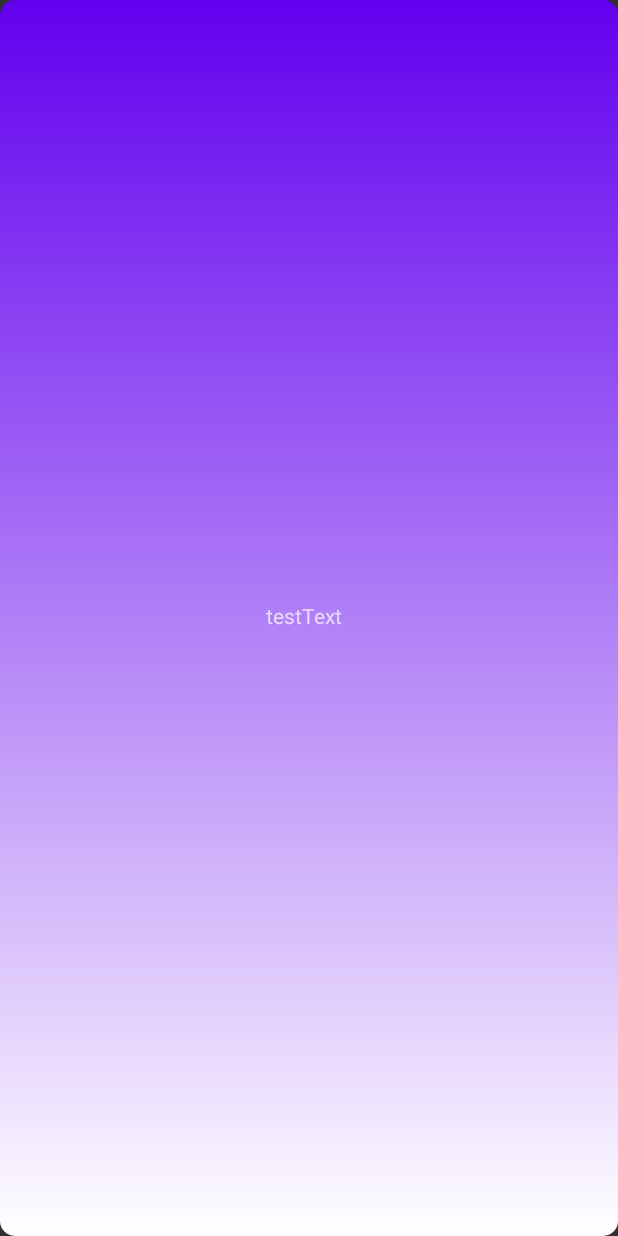
After one commit to mnokno/WordleMaster, an Android app: the layout activity_word_search_progress_pop_up.xml on its own in the app's theme, with its tools: preview values and no code run, on a phone screen of 412 x 824 dp. The commit adds this screen. Run offline under Robolectric (Android 15) with nearby library versions, the phone set to English and light mode, and no system bars.

Commit message:
Staring creating progress popup

```diff
--- a/app/src/main/AndroidManifest.xml
+++ b/app/src/main/AndroidManifest.xml
@@ -10,6 +10,10 @@
         android:supportsRtl="true"
         android:theme="@style/Theme.AppCompat.NoActionBar">
         <activity
+            android:name="main.WordSearchProgressPopUpActivity"
+            android:theme="@style/Theme.PopUp"
+            android:exported="false" />
+        <activity
             android:name="main.MainActivity"
             android:exported="true">
             <intent-filter>
--- /dev/null
+++ b/app/src/main/res/drawable/pop_up_background.xml
@@ -0,0 +1,14 @@
+<?xml version="1.0" encoding="utf-8"?>
+<shape xmlns:android="http://schemas.android.com/apk/res/android">
+
+    <gradient
+        android:startColor="@color/design_default_color_primary"
+        android:endColor="@color/design_default_color_on_primary"
+        android:angle="270"
+        />
+
+    <corners
+        android:radius="10dp"
+        />
+
+</shape>
--- /dev/null
+++ b/app/src/main/res/layout/activity_word_search_progress_pop_up.xml
@@ -0,0 +1,19 @@
+<?xml version="1.0" encoding="utf-8"?>
+<androidx.constraintlayout.widget.ConstraintLayout xmlns:android="http://schemas.android.com/apk/res/android"
+    xmlns:app="http://schemas.android.com/apk/res-auto"
+    xmlns:tools="http://schemas.android.com/tools"
+    android:layout_width="match_parent"
+    android:layout_height="match_parent"
+    android:background="@drawable/pop_up_background"
+    tools:context="main.WordSearchProgressPopUpActivity">
+
+    <TextView
+        android:id="@+id/testText"
+        android:layout_width="58dp"
+        android:layout_height="23dp"
+        android:text="testText"
+        app:layout_constraintBottom_toBottomOf="parent"
+        app:layout_constraintEnd_toEndOf="parent"
+        app:layout_constraintStart_toStartOf="parent"
+        app:layout_constraintTop_toTopOf="parent" />
+</androidx.constraintlayout.widget.ConstraintLayout>
--- a/app/src/main/res/values-night/themes.xml
+++ b/app/src/main/res/values-night/themes.xml
@@ -13,4 +13,10 @@
         <item name="android:statusBarColor" tools:targetApi="l">?attr/colorPrimaryVariant</item>
         <!-- Customize your theme here. -->
     </style>
+
+    <style name="Theme.PopUp" parent="Theme.MaterialComponents.DayNight.DarkActionBar">
+        <item name="android:windowIsTranslucent">true</item>
+        <item name="android:windowBackground">@color/transparent</item>
+    </style>
+
 </resources>
--- a/app/src/main/res/values/colors.xml
+++ b/app/src/main/res/values/colors.xml
@@ -7,4 +7,5 @@
     <color name="teal_700">#FF018786</color>
     <color name="black">#FF000000</color>
     <color name="white">#FFFFFFFF</color>
+    <color name="transparent">#00000000</color>
 </resources>
--- a/app/src/main/res/values/strings.xml
+++ b/app/src/main/res/values/strings.xml
@@ -1,3 +1,4 @@
 <resources>
     <string name="app_name">WordleMaster</string>
+    <string name="recommend_button_text">Recommend Word</string>
 </resources>
--- a/app/src/main/res/values/themes.xml
+++ b/app/src/main/res/values/themes.xml
@@ -13,4 +13,10 @@
         <item name="android:statusBarColor" tools:targetApi="l">?attr/colorPrimaryVariant</item>
         <!-- Customize your theme here. -->
     </style>
+
+    <style name="Theme.PopUp" parent="Theme.MaterialComponents.DayNight.DarkActionBar">
+        <item name="android:windowIsTranslucent">true</item>
+        <item name="android:windowBackground">@color/transparent</item>
+    </style>
+
 </resources>
```
Also changed, not shown: app/src/main/java/ai/CharMap.java (+8 -10 lines), app/src/main/java/ai/Constraint.java (+8 -8 lines), app/src/main/java/ai/ConstraintGroup.java (+5 -3 lines), app/src/main/java/ai/WordleMaster.java (+9 -39 lines), app/src/main/java/main/MainActivity.kt (+25 -2 lines), app/src/main/java/main/WordSearchProgressPopUpActivity.kt (added, +32 -0 lines), app/src/main/java/wordle/Wordle.java (added, +22 -0 lines).
